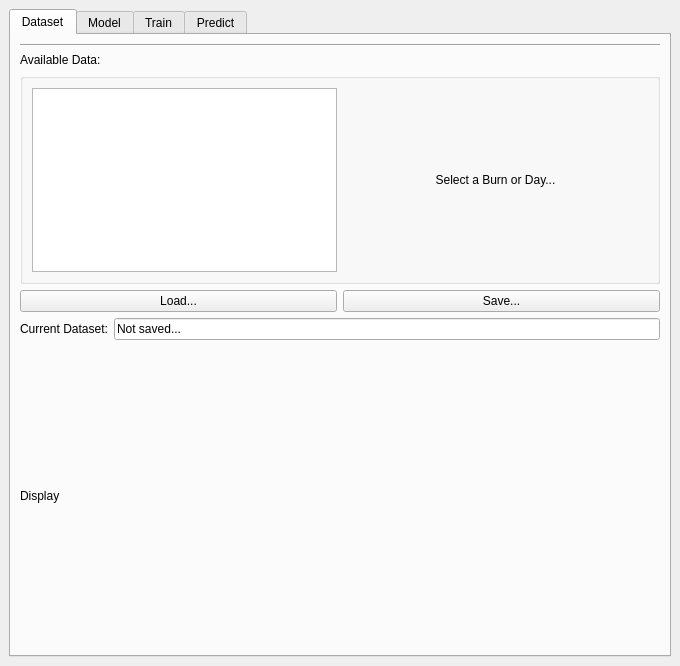
Old version of the form basicgui.ui in the repository annahessler/mlthesis.
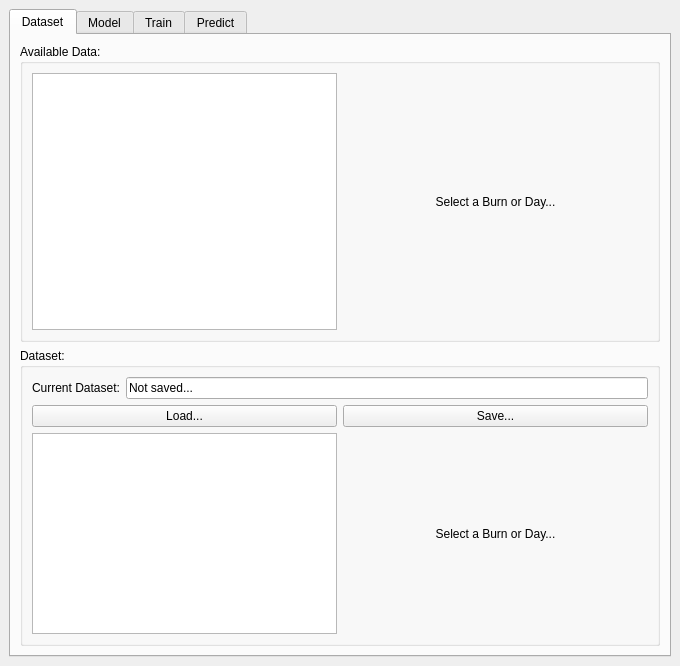
New version of the form.

Commit message: preprocessing maybe works, is slow. Can select burns to be part of dataset

Diff of the .ui file:
```diff
--- a/basicgui.ui
+++ b/basicgui.ui
@@ -40,25 +40,14 @@
        <attribute name="title">
         <string>Dataset</string>
        </attribute>
-       <layout class="QVBoxLayout" name="verticalLayout_6">
+       <layout class="QVBoxLayout" name="verticalLayout_4">
         <item>
          <layout class="QVBoxLayout" name="verticalLayout">
-          <item>
-           <widget class="Line" name="dividerLine">
-            <property name="orientation">
-             <enum>Qt::Horizontal</enum>
-            </property>
-           </widget>
-          </item>
-          <item>
-           <widget class="QLabel" name="label_3">
-            <property name="text">
-             <string>Available Data:</string>
-            </property>
-           </widget>
-          </item>
           <item>
            <widget class="QGroupBox" name="groupBox">
+            <property name="title">
+             <string>Available Data:</string>
+            </property>
             <layout class="QHBoxLayout" name="horizontalLayout_3">
              <item>
               <widget class="QTreeView" name="burnTree">
@@ -104,27 +93,14 @@
             </layout>
            </widget>
           </item>
-          <item>
-           <layout class="QHBoxLayout" name="horizontalLayout_4">
-            <property name="topMargin">
-             <number>0</number>
-            </property>
-            <item>
-             <widget class="QPushButton" name="loadDatasetButton">
-              <property name="text">
-               <string>Load...</string>
-              </property>
-             </widget>
-            </item>
-            <item>
-             <widget class="QPushButton" name="saveDatasetButton">
-              <property name="text">
-               <string>Save...</string>
-              </property>
-             </widget>
-            </item>
-           </layout>
-          </item>
+         </layout>
+        </item>
+        <item>
+         <widget class="QGroupBox" name="groupBox_2">
+          <property name="title">
+           <string>Dataset:</string>
+          </property>
+          <layout class="QVBoxLayout" name="verticalLayout_6">
           <item>
            <layout class="QHBoxLayout" name="horizontalLayout_7">
             <property name="topMargin">
@@ -150,19 +126,73 @@
            </layout>
           </item>
           <item>
-           <widget class="QLabel" name="display">
-            <property name="minimumSize">
-             <size>
-              <width>0</width>
-              <height>300</height>
-             </size>
-            </property>
+            <layout class="QHBoxLayout" name="horizontalLayout_4">
+             <property name="topMargin">
+              <number>0</number>
+             </property>
+             <item>
+              <widget class="QPushButton" name="loadDatasetButton">
             <property name="text">
-             <string>Display</string>
+                <string>Load...</string>
             </property>
            </widget>
           </item>
-         </layout>
+             <item>
+              <widget class="QPushButton" name="saveDatasetButton">
+               <property name="text">
+                <string>Save...</string>
+               </property>
+              </widget>
+             </item>
+            </layout>
+           </item>
+           <item>
+            <layout class="QHBoxLayout" name="horizontalLayout_5">
+             <item>
+              <widget class="QTreeView" name="datasetTree">
+               <property name="sizePolicy">
+                <sizepolicy hsizetype="Expanding" vsizetype="Expanding">
+                 <horstretch>0</horstretch>
+                 <verstretch>0</verstretch>
+                </sizepolicy>
+               </property>
+               <property name="selectionBehavior">
+                <enum>QAbstractItemView::SelectItems</enum>
+               </property>
+               <property name="indentation">
+                <number>20</number>
+               </property>
+               <property name="sortingEnabled">
+                <bool>true</bool>
+               </property>
+               <attribute name="headerVisible">
+                <bool>false</bool>
+               </attribute>
+               <attribute name="headerStretchLastSection">
+                <bool>false</bool>
+               </attribute>
+              </widget>
+             </item>
+             <item>
+              <widget class="QLabel" name="datasetDisplay">
+               <property name="sizePolicy">
+                <sizepolicy hsizetype="Expanding" vsizetype="Expanding">
+                 <horstretch>0</horstretch>
+                 <verstretch>0</verstretch>
+                </sizepolicy>
+               </property>
+               <property name="text">
+                <string>Select a Burn or Day...</string>
+               </property>
+               <property name="alignment">
+                <set>Qt::AlignCenter</set>
+               </property>
+              </widget>
+             </item>
+            </layout>
+           </item>
+          </layout>
+         </widget>
         </item>
        </layout>
       </widget>
```
Lines whose indentation alone changed are shown as unchanged. The commit also changes 4 other files.
